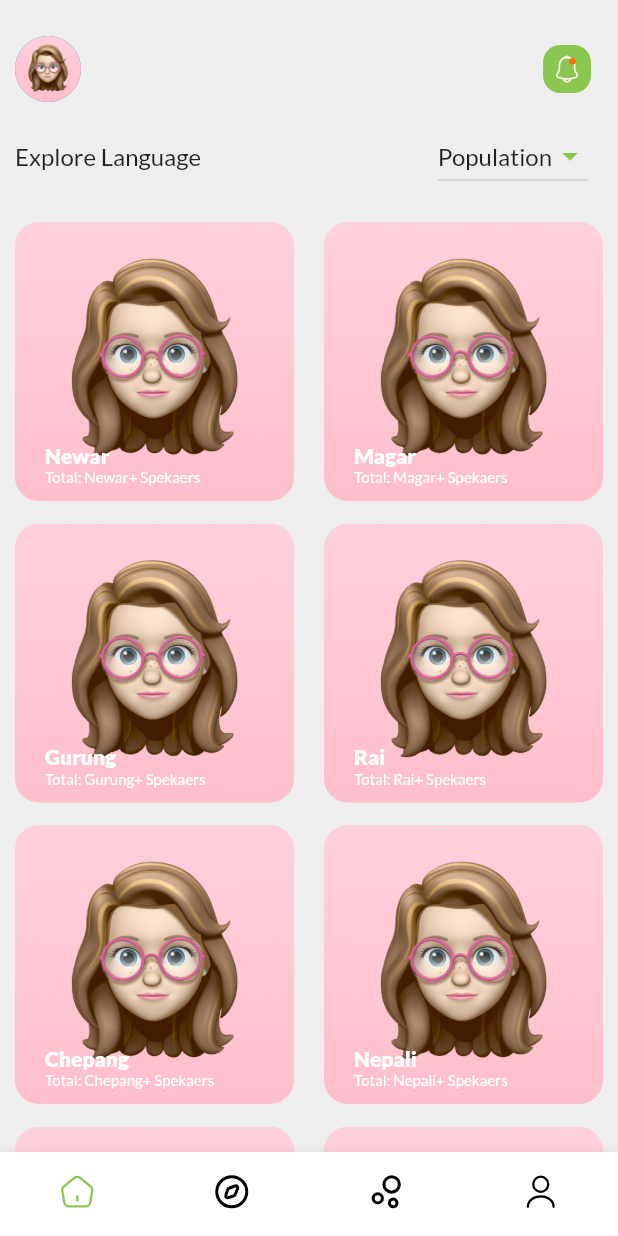
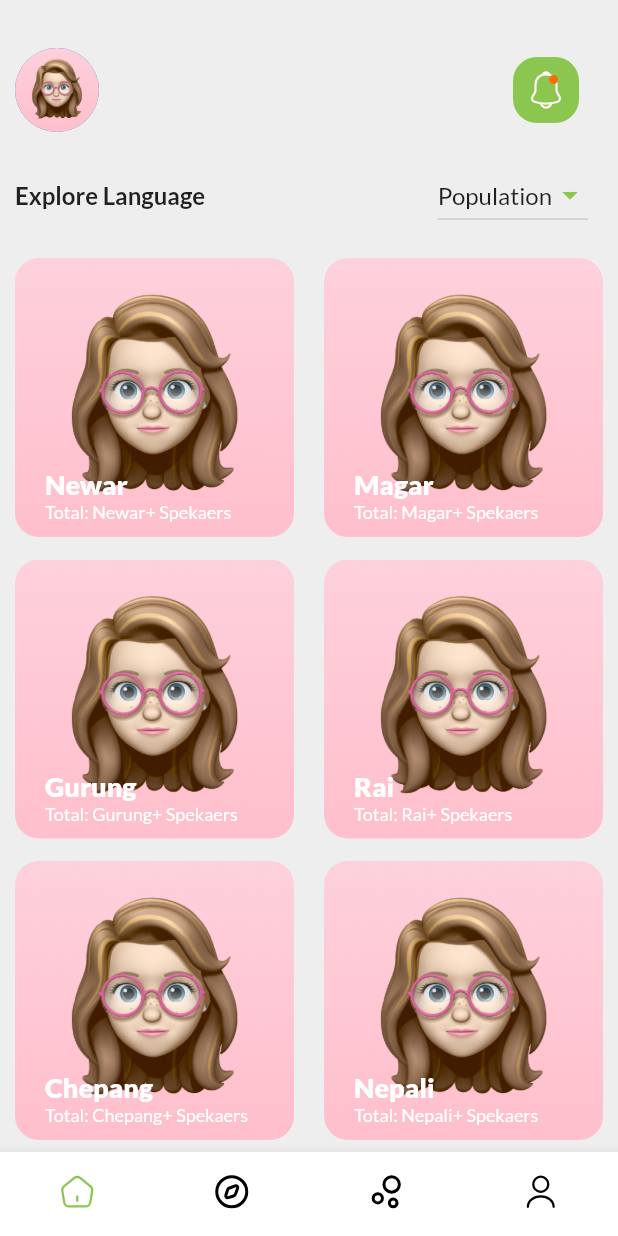
Before and after one commit to mauliik/maulik, a Flutter app: the screen it shows after launch, on a phone screen of 412 x 824 dp. Run offline on Flutter 3.47's test engine with Material 2 defaults, Android fonts, the light colour scheme and no system bars; our stand-ins replace flutter_svg, google_fonts.

Commit message:
fixed padding

```diff
--- a/lib/screens/homeScreen.dart
+++ b/lib/screens/homeScreen.dart
@@ -28,12 +28,13 @@ class _HomeScreenState extends State<HomeScreen> {
                     mainAxisAlignment: MainAxisAlignment.spaceBetween,
                     children: [
                       const CircleAvatar(
-                        radius: 22,
+                        radius: 28,
                         backgroundImage:
                             AssetImage('assets/images/profile.png'),
                       ),
                       IconButton(
                         onPressed: () {},
+                        iconSize: 60,
                         icon: SvgPicture.asset(
                           'assets/icons/notification.svg',
                         ),
@@ -41,15 +42,14 @@ class _HomeScreenState extends State<HomeScreen> {
                     ],
                   ),
                   Padding(
-                    padding: const EdgeInsets.symmetric(vertical: 10),
+                    padding: const EdgeInsets.symmetric(vertical: 8),
                     child: Row(
                       mainAxisAlignment: MainAxisAlignment.spaceBetween,
                       children: [
                         const Text(
                           "Explore Language",
                           style: TextStyle(
-                            fontSize: 16,
-                          ),
+                              fontSize: 16, fontWeight: FontWeight.bold),
                         ),
                         DropdownButton<String>(
                           iconEnabledColor: primaryColor,
@@ -106,7 +106,7 @@ class _HomeScreenState extends State<HomeScreen> {
                                 child: Text(
                                   language[index].title,
                                   style: const TextStyle(
-                                      fontSize: 14,
+                                      fontSize: 18,
                                       color: Colors.white,
                                       fontWeight: FontWeight.w800),
                                   textAlign: TextAlign.left,
@@ -117,7 +117,7 @@ class _HomeScreenState extends State<HomeScreen> {
                                 child: Text(
                                   'Total: ${language[index].title}+ Spekaers',
                                   style: const TextStyle(
-                                    fontSize: 10,
+                                    fontSize: 12,
                                     color: Colors.white,
                                   ),
                                   textAlign: TextAlign.left,
```
